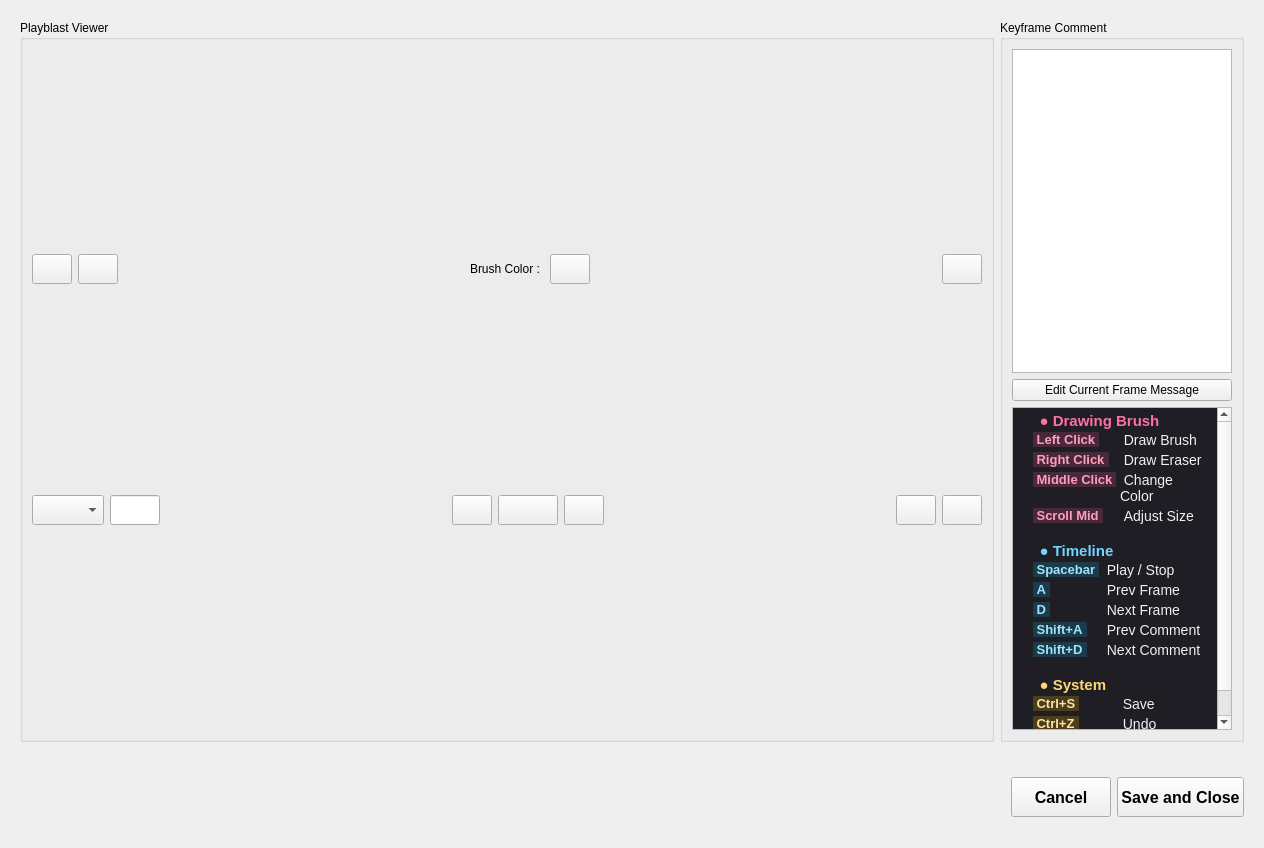
This is interface/CommentEditor.ui in tonmaiart/UkoreShot as Qt 5 draws it before an edit. The edited form follows.
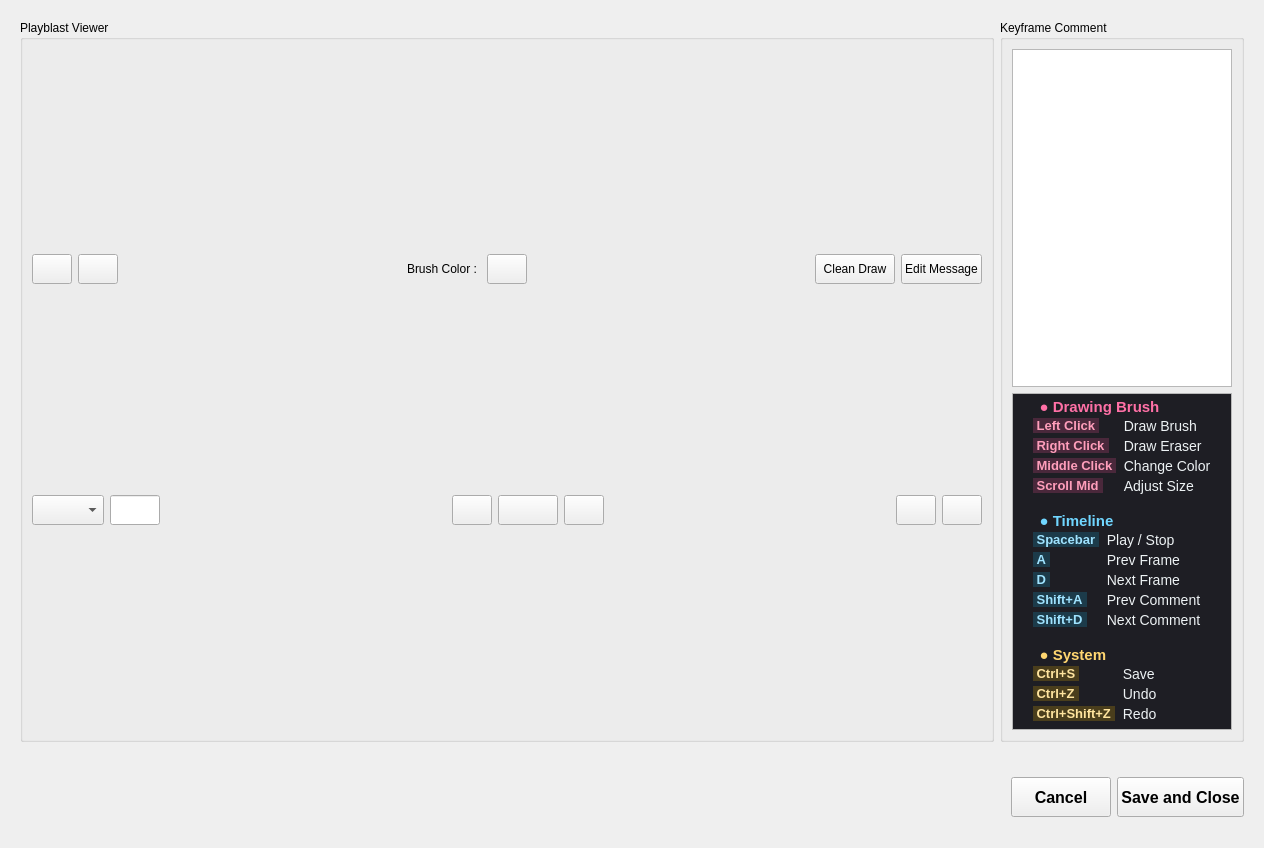
This is the edited form.

```diff
--- a/interface/CommentEditor.ui
+++ b/interface/CommentEditor.ui
@@ -238,7 +238,20 @@
                   </size>
                  </property>
                  <property name="text">
-                  <string/>
+                  <string>Clean Draw</string>
+                 </property>
+                </widget>
+               </item>
+               <item>
+                <widget class="QPushButton" name="pushButton_edit_message">
+                 <property name="minimumSize">
+                  <size>
+                   <width>40</width>
+                   <height>30</height>
+                  </size>
+                 </property>
+                 <property name="text">
+                  <string>Edit Message</string>
                  </property>
                 </widget>
                </item>
@@ -348,13 +361,6 @@
                </property>
               </widget>
              </item>
-             <item row="1" column="0">
-              <widget class="QPushButton" name="pushButton_edit_message">
-               <property name="text">
-                <string>Edit Current Frame Message</string>
-               </property>
-              </widget>
-             </item>
             </layout>
            </widget>
           </item>
```
